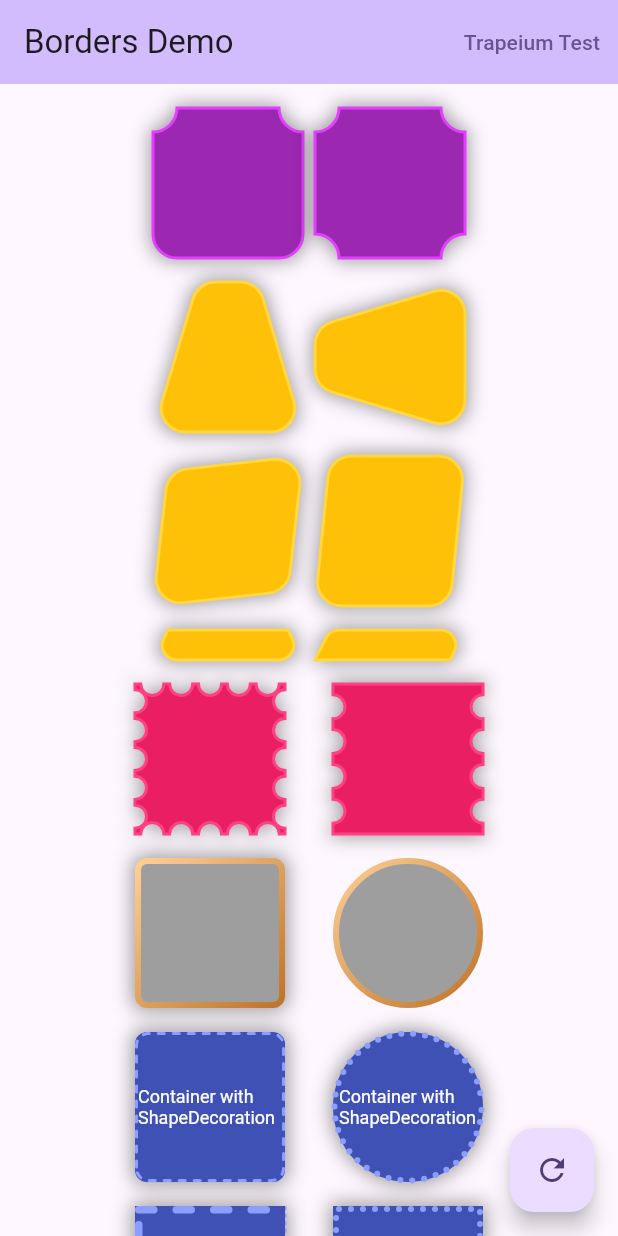
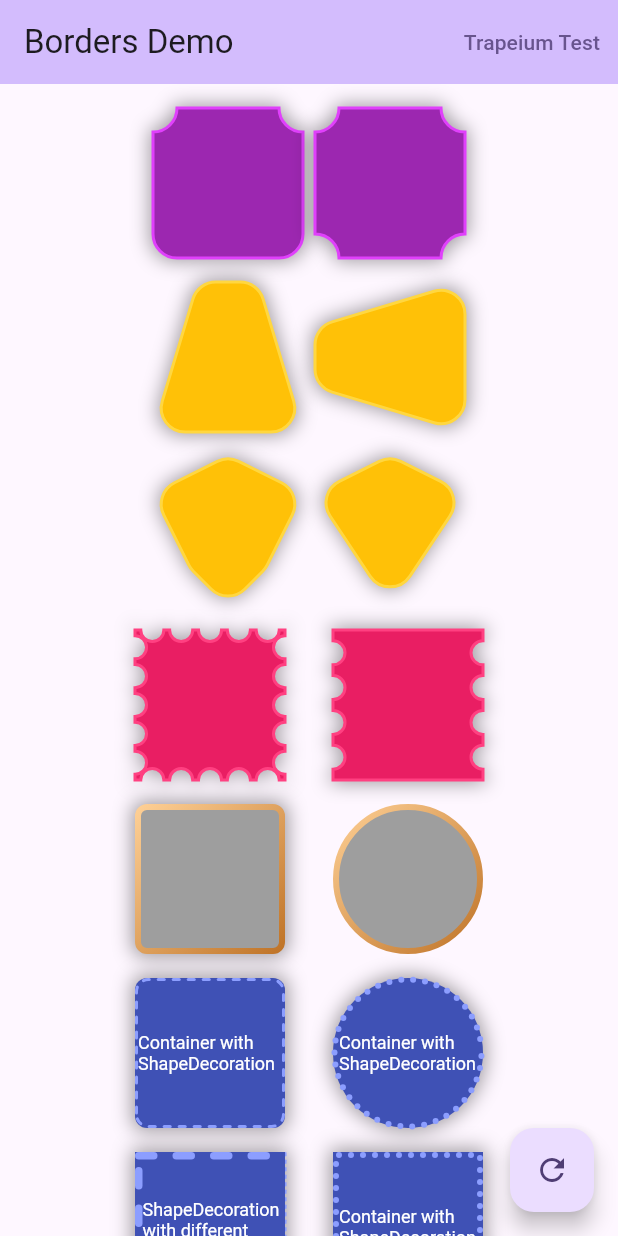
Before and after one commit to shirne/flutter_borders, a Flutter app: the screen it shows after launch, on a phone screen of 412 x 824 dp. Run offline on Flutter 3.47's test engine with Material 3 defaults, Android fonts, the phone set to English and light mode, and no system bars; missing offline and left inert: shirne_dialog.

Commit message:
add polygon border

````diff
--- a/example/lib/main.dart
+++ b/example/lib/main.dart
@@ -192,23 +192,30 @@ class _MyHomePageState extends State<MyHomePage> {
                     height: 100,
                     decoration: ShapeDecoration(
                       color: Colors.amber,
-                      shape: TrapeziumBorder(
+                      shape: PolygonBorder(
                         side: const BorderSide(
                           color: Colors.amberAccent,
                           width: 2,
                         ),
-                        borderRadius:
-                            BorderRadius.circular(state == 1 ? 16 : 0),
-                        borderOffset: BorderOffset(
-                          topLeft:
-                              state == 1 ? const Offset(-10, -10) : Offset.zero,
-                          topRight:
-                              state == 1 ? Offset.zero : const Offset(-10, -10),
-                          bottomRight:
-                              state == 1 ? const Offset(-10, -10) : Offset.zero,
-                          bottomLeft:
-                              state == 1 ? Offset.zero : const Offset(-10, -10),
-                        ),
+                        borderRadius: PolygonRadius.all(
+                            Radius.circular(state == 1 ? 16 : 0)),
+                        vertexes: state == 1
+                            ? const [
+                                Alignment(-1, -0.5),
+                                Alignment(0, -1),
+                                Alignment(1, -0.5),
+                                Alignment(0.5, 0.5),
+                                Alignment(0, 1),
+                                Alignment(-0.5, 0.5),
+                              ]
+                            : const [
+                                Alignment(-0.5, 0.5),
+                                Alignment(-1, -0.5),
+                                Alignment(0, -1),
+                                Alignment(1, -0.5),
+                                Alignment(0.5, 0.5),
+                                Alignment(0, 1),
+                              ],
                       ),
                       shadows: const [
                         BoxShadow(
@@ -226,86 +233,25 @@ class _MyHomePageState extends State<MyHomePage> {
                     height: 100,
                     decoration: ShapeDecoration(
                       color: Colors.amber,
-                      shape: TrapeziumBorder(
+                      shape: PolygonBorder(
                         side: const BorderSide(
                           color: Colors.amberAccent,
                           width: 2,
                         ),
-                        borderRadius:
-                            BorderRadius.circular(state == 1 ? 16 : 0),
-                        borderOffset: BorderOffset.diagonal(
-                          tlbr: state == 1 ? const Offset(-10, 0) : Offset.zero,
-                          trbl: state == 1 ? Offset.zero : const Offset(-10, 0),
-                        ),
-                      ),
-                      shadows: const [
-                        BoxShadow(
-                          color: Colors.black38,
-                          blurRadius: 10,
-                          spreadRadius: 2,
-                        ),
-                      ],
-                    ),
-                  ),
-                ],
-              ),
-              const SizedBox(height: 16),
-              Row(
-                mainAxisAlignment: MainAxisAlignment.center,
-                children: [
-                  AnimatedContainer(
-                    duration: const Duration(seconds: 1),
-                    width: 100,
-                    height: 20,
-                    decoration: ShapeDecoration(
-                      color: Colors.amber,
-                      shape: TrapeziumBorder(
-                        side: const BorderSide(
-                          color: Colors.amberAccent,
-                          width: 2,
-                        ),
-                        borderRadius: BorderRadius.vertical(
-                          top: state == 1
-                              ? Radius.zero
-                              : const Radius.circular(10),
-                          bottom: state == 1
-                              ? const Radius.circular(10)
-                              : Radius.zero,
-                        ),
-                        borderOffset: BorderOffset.vertical(
-                          top: state == 1 ? const Offset(-10, 0) : Offset.zero,
-                          bottom:
-                              state == 1 ? Offset.zero : const Offset(-10, 0),
-                        ),
-                      ),
-                      shadows: const [
-                        BoxShadow(
-                          color: Colors.black38,
-                          blurRadius: 10,
-                          spreadRadius: 2,
-                        ),
-                      ],
-                    ),
-                  ),
-                  const SizedBox(width: 8),
-                  AnimatedContainer(
-                    duration: const Duration(seconds: 1),
-                    width: 100,
-                    height: 20,
-                    decoration: ShapeDecoration(
-                      color: Colors.amber,
-                      shape: TrapeziumBorder(
-                        side: const BorderSide(
-                          color: Colors.amberAccent,
-                          width: 2,
-                        ),
-                        borderRadius: const BorderRadius.vertical(
-                          top: Radius.circular(10),
-                        ),
-                        borderOffset: BorderOffset.diagonal(
-                          tlbr: state == 1 ? const Offset(-10, 0) : Offset.zero,
-                          trbl: state == 1 ? Offset.zero : const Offset(-10, 0),
-                        ),
+                        borderRadius: PolygonRadius.all(
+                            Radius.circular(state == 1 ? 16 : 0)),
+                        vertexes: state == 1
+                            ? const [
+                                Alignment(-1, -0.5),
+                                Alignment(0, -1),
+                                Alignment(1, -0.5),
+                                Alignment(0, 1),
+                              ]
+                            : const [
+                                Alignment(-1, -0.5),
+                                Alignment(1, -0.5),
+                                Alignment(0, 1),
+                              ],
                       ),
                       shadows: const [
                         BoxShadow(
--- a/lib/borders.dart
+++ b/lib/borders.dart
@@ -10,3 +10,4 @@ export 'src/gradient_border.dart';
 export 'src/gradient_shape_border.dart';
 export 'src/trapezium_border.dart';
 export 'src/stamp_border.dart';
+export 'src/polygon_border.dart';
--- a/lib/src/polygon_border.dart
+++ b/lib/src/polygon_border.dart
@@ -1,4 +1,5 @@
 import 'dart:math' as math;
+import 'dart:ui';
 
 import 'package:flutter/foundation.dart';
 import 'package:flutter/widgets.dart';
@@ -28,10 +29,20 @@ class PolygonRadius {
         ),
         _default * t,
       );
+
+  static PolygonRadius lerp(PolygonRadius a, PolygonRadius b, double t) =>
+      PolygonRadius(
+        Map.fromEntries(
+          b._radius.entries.map(
+            (e) => MapEntry(e.key, Radius.lerp(a[e.key], e.value, t)!),
+          ),
+        ),
+        Radius.lerp(a._default, b._default, t)!,
+      );
 }
 
-/// Irregular quadrilateral border, such as trapezoid,prisms.
-/// [Offset] four vertices based on [Rect].
+/// Polygon Border.
+/// vertices alignment based on [Rect].
 ///
 /// {@tool snippet}
 /// ```dart
@@ -65,11 +76,11 @@ class PolygonBorder extends OutlinedBorder {
       );
 
   List<Offset> getVertexes(Rect rect) =>
-      vertexes.map((e) => Offset(e.x, e.y)).toList();
+      vertexes.map((e) => e.withinRect(rect)).toList();
 
   /// for debug
   final path3 = Path();
-  final cpoints = <String, Offset>{};
+  final cpoints = <int, Offset>{};
 
   Path _getPath(Rect rect, {TextDirection? textDirection}) {
     final path = Path();
@@ -79,33 +90,48 @@ class PolygonBorder extends OutlinedBorder {
     }
     final offsets = getVertexes(rect);
     var lastOffset = offsets.last;
-    var slope = math.atan2(
+    final fslope = math.atan2(
       offsets.first.dy - lastOffset.dy,
       offsets.first.dx - lastOffset.dx,
     );
+    var slope = fslope;
 
     for (final oe in offsets.indexed) {
       final radius = borderRadius[oe.$1];
-      final nslope = math.atan2(
-        oe.$2.dy - lastOffset.dy,
-        oe.$2.dx - lastOffset.dx,
-      );
+
+      final double nslope;
+      if (oe.$1 >= offsets.length - 1) {
+        nslope = fslope;
+      } else {
+        final next = offsets[oe.$1 + 1];
+        nslope = math.atan2(
+          next.dy - oe.$2.dy,
+          next.dx - oe.$2.dx,
+        );
+      }
       if (radius == Radius.zero || slope == nslope) {
-        path.moveTo(offsets.topLeft.dx, offsets.topLeft.dy);
-        if (_isDebug) path3.moveTo(offsets.topLeft.dx, offsets.topLeft.dy);
+        if (oe.$1 == 0) {
+          path.moveTo(oe.$2.dx, oe.$2.dy);
+        } else {
+          path.lineTo(oe.$2.dx, oe.$2.dy);
+        }
+        if (_isDebug) path3.moveTo(oe.$2.dx, oe.$2.dy);
       } else {
         final ptl = getPoints(
-          tlRadius,
-          offsets.topLeft,
-          lSlope,
-          tSlope,
+          radius,
+          oe.$2,
+          slope,
+          nslope,
         );
-
-        path.moveTo(ptl.start.dx, ptl.start.dy);
-        path.arcToPoint(ptl.stop, radius: tlRadius, largeArc: ptl.isLarge);
+        if (oe.$1 == 0) {
+          path.moveTo(ptl.start.dx, ptl.start.dy);
+        } else {
+          path.lineTo(ptl.start.dx, ptl.start.dy);
+        }
+        path.arcToPoint(ptl.stop, radius: radius, largeArc: ptl.isLarge);
         if (_isDebug) {
           path3.moveTo(ptl.center.dx, ptl.center.dy);
-          cpoints['top-left'] = ptl.center;
+          cpoints[oe.$1] = ptl.center;
         }
       }
 
@@ -155,12 +181,11 @@ class PolygonBorder extends OutlinedBorder {
         //  for debug
         if (_isDebug) {
           final offsets = getVertexes(rect);
-          final path = Path()
-            ..moveTo(offsets.topLeft.dx, offsets.topLeft.dy)
-            ..lineTo(offsets.topRight.dx, offsets.topRight.dy)
-            ..lineTo(offsets.bottomRight.dx, offsets.bottomRight.dy)
-            ..lineTo(offsets.bottomLeft.dx, offsets.bottomLeft.dy)
-            ..close();
+          final path = Path()..moveTo(offsets.first.dx, offsets.first.dy);
+          for (final o in offsets.skip(1)) {
+            path.lineTo(o.dx, o.dy);
+          }
+          path.close();
 
           canvas.drawPath(
             path,
@@ -185,11 +210,11 @@ class PolygonBorder extends OutlinedBorder {
                 ..color = const Color(0xA00000FF),
             );
           }
-          final radius = borderRadius.resolve(textDirection);
+
           for (final e in cpoints.entries) {
             canvas.drawCircle(
               e.value,
-              radius.topLeft.x,
+              borderRadius[e.key].x,
               Paint()
                 ..style = PaintingStyle.stroke
                 ..strokeWidth = 1
@@ -216,8 +241,20 @@ class PolygonBorder extends OutlinedBorder {
           a.borderRadius,
           borderRadius,
           t,
-        )!,
-        vertexes: BorderOffset.lerp(a.borderOffset, borderOffset, t),
+        ),
+        vertexes: List.generate(
+          lerpDouble(
+            a.vertexes.length.toDouble(),
+            vertexes.length.toDouble(),
+            t,
+          )!
+              .round(),
+          (i) => Alignment.lerp(
+            a.vertexes.length > i ? a.vertexes[i] : null,
+            vertexes.length > i ? vertexes[i] : null,
+            t,
+          )!,
+        ),
       );
     }
     return super.lerpFrom(a, t);
@@ -232,8 +269,17 @@ class PolygonBorder extends OutlinedBorder {
           borderRadius,
           b.borderRadius,
           t,
-        )!,
-        vertexes: BorderOffset.lerp(borderOffset, b.borderOffset, t),
+        ),
+        vertexes: List.generate(
+          lerpDouble(
+            vertexes.length.toDouble(),
+            b.vertexes.length.toDouble(),
+            t,
+          )!
+              .round(),
+          (i) => Alignment.lerp(vertexes.length > i ? vertexes[i] : null,
+              b.vertexes.length > i ? b.vertexes[i] : null, t)!,
+        ),
       );
     }
     return super.lerpTo(b, t);
````
